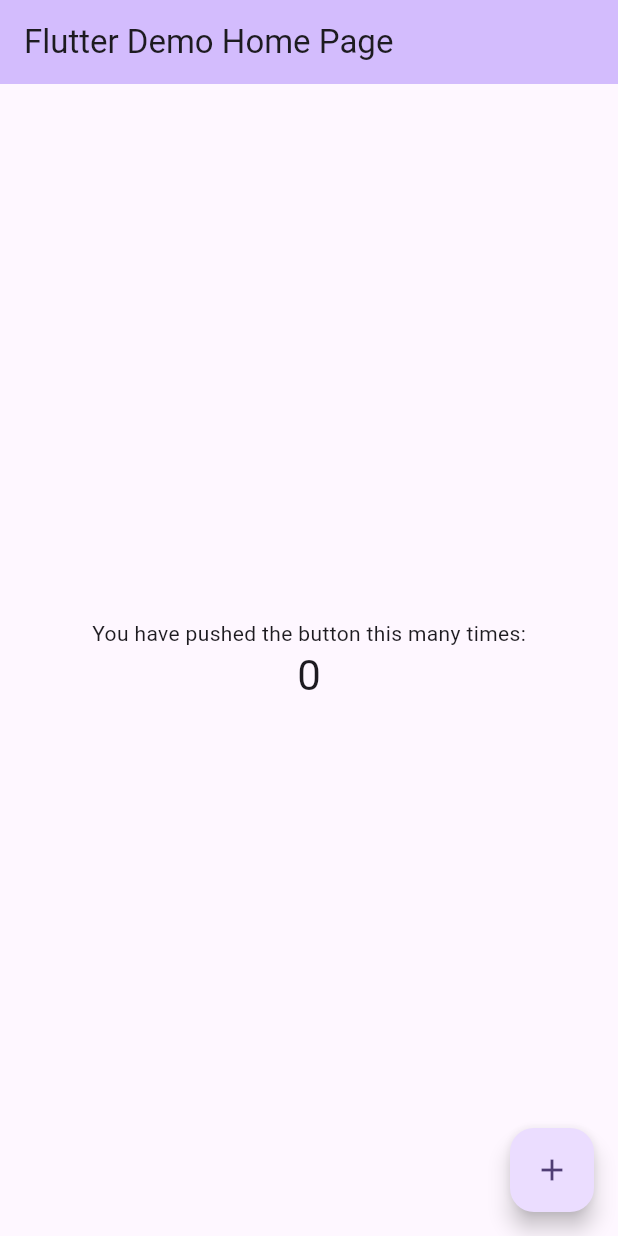
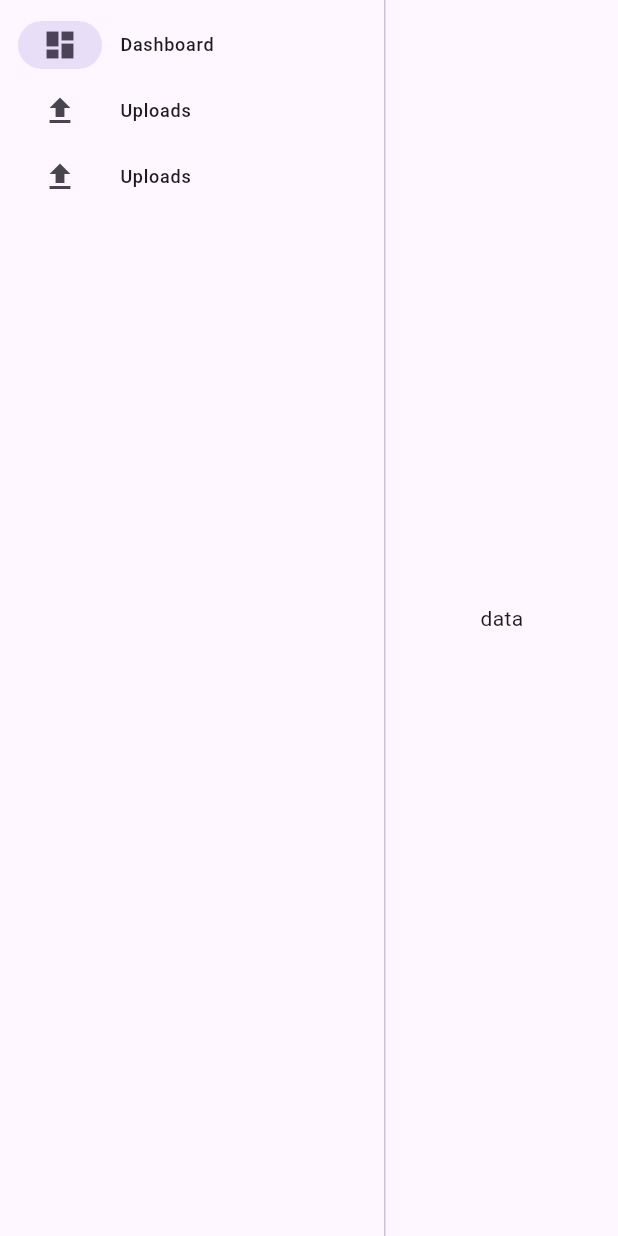
Before and after one commit to padman-1/Vehicle-rental-management-portal, a Flutter app: the screen it shows after launch, on a phone screen of 412 x 824 dp. Run offline on Flutter 3.47's test engine with Material 2 defaults, Android fonts, the phone set to English and light mode, and no system bars.

Commit message:
home page created

```diff
--- a/lib/main.dart
+++ b/lib/main.dart
@@ -1,4 +1,5 @@
 import 'package:flutter/material.dart';
+import 'package:vehicle_rental_management_portal/pages/home/home_page.dart';
 
 void main() {
   runApp(const MyApp());
@@ -7,119 +8,16 @@ void main() {
 class MyApp extends StatelessWidget {
   const MyApp({super.key});
 
-  // This widget is the root of your application.
   @override
   Widget build(BuildContext context) {
     return MaterialApp(
+      debugShowCheckedModeBanner: false,
       title: 'Flutter Demo',
       theme: ThemeData(
-        // This is the theme of your application.
-        //
-        // TRY THIS: Try running your application with "flutter run". You'll see
-        // the application has a blue toolbar. Then, without quitting the app,
-        // try changing the seedColor in the colorScheme below to Colors.green
-        // and then invoke "hot reload" (save your changes or press the "hot
-        // reload" button in a Flutter-supported IDE, or press "r" if you used
-        // the command line to start the app).
-        //
-        // Notice that the counter didn't reset back to zero; the application
-        // state is not lost during the reload. To reset the state, use hot
-        // restart instead.
-        //
-        // This works for code too, not just values: Most code changes can be
-        // tested with just a hot reload.
         colorScheme: ColorScheme.fromSeed(seedColor: Colors.deepPurple),
         useMaterial3: true,
       ),
-      home: const MyHomePage(title: 'Flutter Demo Home Page'),
+      home: HomePage(),
     );
   }
 }
-
-class MyHomePage extends StatefulWidget {
-  const MyHomePage({super.key, required this.title});
-
-  // This widget is the home page of your application. It is stateful, meaning
-  // that it has a State object (defined below) that contains fields that affect
-  // how it looks.
-
-  // This class is the configuration for the state. It holds the values (in this
-  // case the title) provided by the parent (in this case the App widget) and
-  // used by the build method of the State. Fields in a Widget subclass are
-  // always marked "final".
-
-  final String title;
-
-  @override
-  State<MyHomePage> createState() => _MyHomePageState();
-}
-
-class _MyHomePageState extends State<MyHomePage> {
-  int _counter = 0;
-
-  void _incrementCounter() {
-    setState(() {
-      // This call to setState tells the Flutter framework that something has
-      // changed in this State, which causes it to rerun the build method below
-      // so that the display can reflect the updated values. If we changed
-      // _counter without calling setState(), then the build method would not be
-      // called again, and so nothing would appear to happen.
-      _counter++;
-    });
-  }
-
-  @override
-  Widget build(BuildContext context) {
-    // This method is rerun every time setState is called, for instance as done
-    // by the _incrementCounter method above.
-    //
-    // The Flutter framework has been optimized to make rerunning build methods
-    // fast, so that you can just rebuild anything that needs updating rather
-    // than having to individually change instances of widgets.
-    return Scaffold(
-      appBar: AppBar(
-        // TRY THIS: Try changing the color here to a specific color (to
-        // Colors.amber, perhaps?) and trigger a hot reload to see the AppBar
-        // change color while the other colors stay the same.
-        backgroundColor: Theme.of(context).colorScheme.inversePrimary,
-        // Here we take the value from the MyHomePage object that was created by
-        // the App.build method, and use it to set our appbar title.
-        title: Text(widget.title),
-      ),
-      body: Center(
-        // Center is a layout widget. It takes a single child and positions it
-        // in the middle of the parent.
-        child: Column(
-          // Column is also a layout widget. It takes a list of children and
-          // arranges them vertically. By default, it sizes itself to fit its
-          // children horizontally, and tries to be as tall as its parent.
-          //
-          // Column has various properties to control how it sizes itself and
-          // how it positions its children. Here we use mainAxisAlignment to
-          // center the children vertically; the main axis here is the vertical
-          // axis because Columns are vertical (the cross axis would be
-          // horizontal).
-          //
-          // TRY THIS: Invoke "debug painting" (choose the "Toggle Debug Paint"
-          // action in the IDE, or press "p" in the console), to see the
-          // wireframe for each widget.
-          mainAxisAlignment: MainAxisAlignment.center,
-          children: <Widget>[
-            const Text(
-              'You have pushed the button this many times:',
-            ),
-            Text(
-              '$_counter',
-              style: Theme.of(context).textTheme.headlineMedium,
-            ),
-          ],
-        ),
-      ),
-      floatingActionButton: FloatingActionButton(
-        onPressed: _incrementCounter,
-        tooltip: 'Increment',
-        child: const Icon(Icons.add),
-      ), // This trailing comma makes auto-formatting nicer for build methods.
-    );
-  }
-}
--- /dev/null
+++ b/lib/pages/home/home_page.dart
@@ -0,0 +1,85 @@
+import 'package:flutter/material.dart';
+
+class HomePage extends StatefulWidget {
+  HomePage({super.key});
+
+  @override
+  State<HomePage> createState() => _HomePageState();
+}
+
+class _HomePageState extends State<HomePage> {
+  int _selectedIndex = 0;
+
+  var list = [
+    HomeTab(),
+    UploadTab(),
+    ReviewTab(),
+  ];
+
+  @override
+  Widget build(BuildContext context) {
+    return Scaffold(
+      body: Row(
+        children: [
+          NavigationRail(
+            extended: true,
+            groupAlignment: -1,
+            selectedIndex: _selectedIndex,
+            onDestinationSelected: (value) {
+              setState(() {
+                _selectedIndex = value;
+              });
+            },
+            destinations: const [
+              NavigationRailDestination(
+                icon: Icon(Icons.dashboard),
+                label: Text('Dashboard'),
+              ),
+              NavigationRailDestination(
+                icon: Icon(Icons.upload),
+                label: Text('Uploads'),
+              ),
+              NavigationRailDestination(
+                icon: Icon(Icons.upload),
+                label: Text('Uploads'),
+              ),
+            ],
+          ),
+          const VerticalDivider(
+            width: 1,
+          ),
+          Expanded(
+            child: list[_selectedIndex],
+          ),
+        ],
+      ),
+    );
+  }
+}
+
+class ReviewTab extends StatelessWidget {
+  @override
+  Widget build(BuildContext context) {
+    return Center(
+      child: Text('Review'),
+    );
+  }
+}
+
+class UploadTab extends StatelessWidget {
+  @override
+  Widget build(BuildContext context) {
+    return Center(
+      child: Text('Upload'),
+    );
+  }
+}
+
+class HomeTab extends StatelessWidget {
+  @override
+  Widget build(BuildContext context) {
+    return Center(
+      child: Text('data'),
+    );
+  }
+}
```
